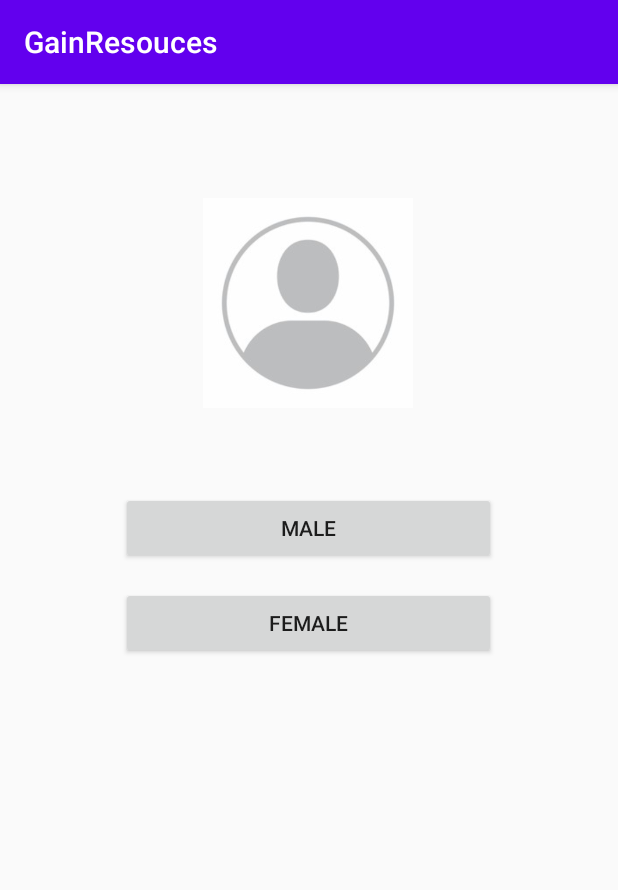
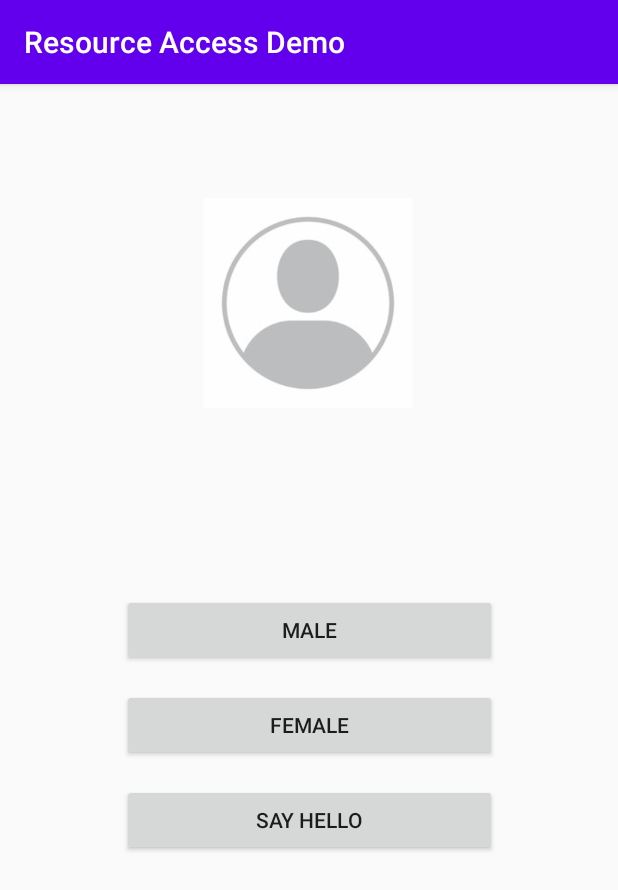
Before and after one commit to JoestartSo/Elementary_Resource_Access, an Android app: the screen it shows after launch (MainActivity), on a phone screen of 412 x 824 dp. Shown: the top 890 px of the screen. Run offline under Robolectric (Android 15) with nearby library versions, the phone set to English and light mode, and no system bars.

Commit message:
version 1

```diff
--- a/app/src/main/java/com/example/gainresouces/MainActivity.kt
+++ b/app/src/main/java/com/example/gainresouces/MainActivity.kt
@@ -1,9 +1,13 @@
 package com.example.gainresouces
 
+import android.graphics.drawable.Drawable
+import android.media.Image
 import androidx.appcompat.app.AppCompatActivity
 import android.os.Bundle
+import android.view.Gravity
 import android.widget.Button
 import android.widget.ImageView
+import android.widget.Toast
 
 class MainActivity : AppCompatActivity() {
 
@@ -14,12 +18,20 @@ class MainActivity : AppCompatActivity() {
         val imageViewAvatar=findViewById<ImageView>(R.id.image_avatar)
         val btnMale=findViewById<Button>(R.id.btn_male)
         val btnFemale=findViewById<Button>(R.id.btn_female)
+        val btnHello=findViewById<Button>(R.id.btn_hello)
 
         //get resouce id and use it directly
         btnMale.setOnClickListener({v->imageViewAvatar.setImageResource(R.drawable.male)})
 
-        //get resouce value by resouce id
-        var imageFemale=applicationContext.getDrawable(R.drawable.female)
+        //get resouce value by applicationContext property and resouce id
+        var imageFemale:Drawable?=applicationContext.getDrawable(R.drawable.female)
         btnFemale.setOnClickListener({v-> imageViewAvatar.setImageDrawable(imageFemale)})
+
+        //get resouce value by resouces property property and resouce id
+        val hello:String=resources.getString(R.string.hello)
+        var mToast=Toast.makeText(this,resources.getString(R.string.hello),Toast.LENGTH_SHORT)
+        mToast.setGravity(Gravity.CENTER,0,0);
+        btnHello.setOnClickListener({v->mToast.show() })
+
     }
 }
--- a/app/src/main/res/layout/activity_main.xml
+++ b/app/src/main/res/layout/activity_main.xml
@@ -7,13 +7,24 @@
     tools:context=".MainActivity">
 
     <Button
-        android:id="@+id/btn_female"
+        android:id="@+id/btn_hello"
         android:layout_width="250dp"
         android:layout_height="wrap_content"
         android:layout_marginTop="15dp"
-        android:text="female"
+        android:text="Say Hello"
         app:layout_constraintEnd_toEndOf="parent"
-        app:layout_constraintHorizontal_bias="0.496"
+        app:layout_constraintHorizontal_bias="0.503"
+        app:layout_constraintStart_toStartOf="parent"
+        app:layout_constraintTop_toBottomOf="@+id/btn_female" />
+
+    <Button
+        android:id="@+id/btn_female"
+        android:layout_width="250dp"
+        android:layout_height="48dp"
+        android:layout_marginTop="15dp"
+        android:text="Female"
+        app:layout_constraintEnd_toEndOf="parent"
+        app:layout_constraintHorizontal_bias="0.5"
         app:layout_constraintStart_toStartOf="parent"
         app:layout_constraintTop_toBottomOf="@+id/btn_male" />
 
@@ -33,10 +44,10 @@
         android:id="@+id/btn_male"
         android:layout_width="250dp"
         android:layout_height="wrap_content"
-        android:layout_marginTop="56dp"
+        android:layout_marginTop="124dp"
         android:text="male"
         app:layout_constraintEnd_toEndOf="parent"
-        app:layout_constraintHorizontal_bias="0.496"
+        app:layout_constraintHorizontal_bias="0.5"
         app:layout_constraintStart_toStartOf="parent"
         app:layout_constraintTop_toBottomOf="@+id/image_avatar" />
 </androidx.constraintlayout.widget.ConstraintLayout>
--- a/app/src/main/res/values/strings.xml
+++ b/app/src/main/res/values/strings.xml
@@ -1,3 +1,4 @@
 <resources>
-    <string name="app_name">GainResouces</string>
+    <string name="app_name">Resource Access Demo</string>
+    <string name="hello">Hello ! How are you ? </string>
 </resources>
```
